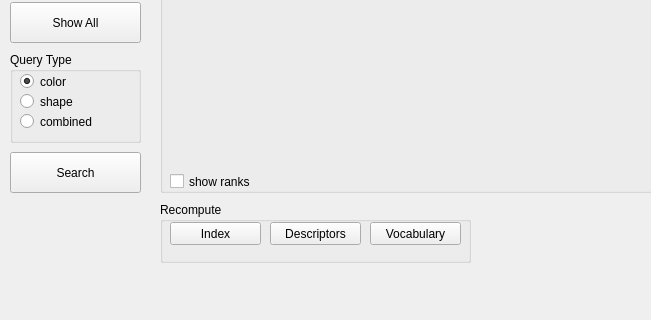
First picture: the form in demo/src/demo.ui, repository dapicester/image-search, before the edit; both pictures show x 0 to 651 and y 448 to 768 of the 1024 by 768 pixel window.
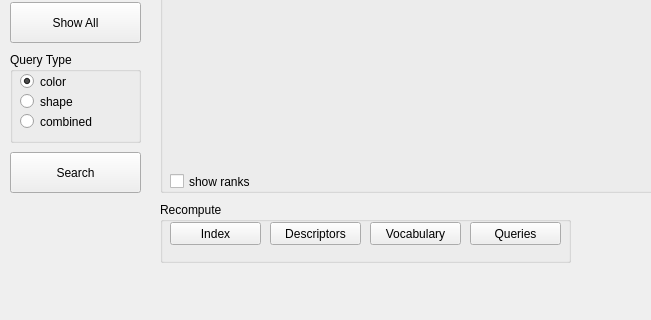
Second picture: the form after the edit.

```diff
--- a/demo/src/demo.ui
+++ b/demo/src/demo.ui
@@ -225,7 +225,7 @@
      <rect>
       <x>160</x>
       <y>650</y>
-      <width>311</width>
+      <width>411</width>
       <height>61</height>
      </rect>
     </property>
@@ -271,6 +271,19 @@
       <string>Vocabulary</string>
      </property>
     </widget>
+    <widget class="QPushButton" name="recomputeQueriesButton">
+     <property name="geometry">
+      <rect>
+       <x>310</x>
+       <y>20</y>
+       <width>91</width>
+       <height>23</height>
+      </rect>
+     </property>
+     <property name="text">
+      <string>Queries</string>
+     </property>
+    </widget>
    </widget>
    <widget class="QListWidget" name="queryList">
     <property name="geometry">
```
